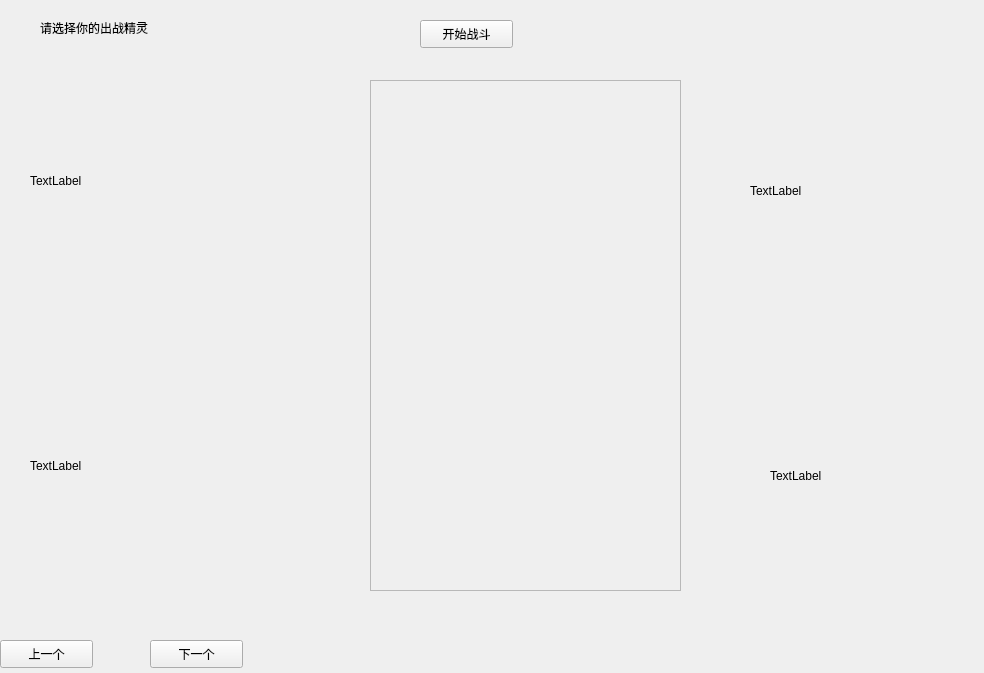
yuanzhiqj/Pokemon, file PokemonClient_3/fight.ui: the form before one commit.
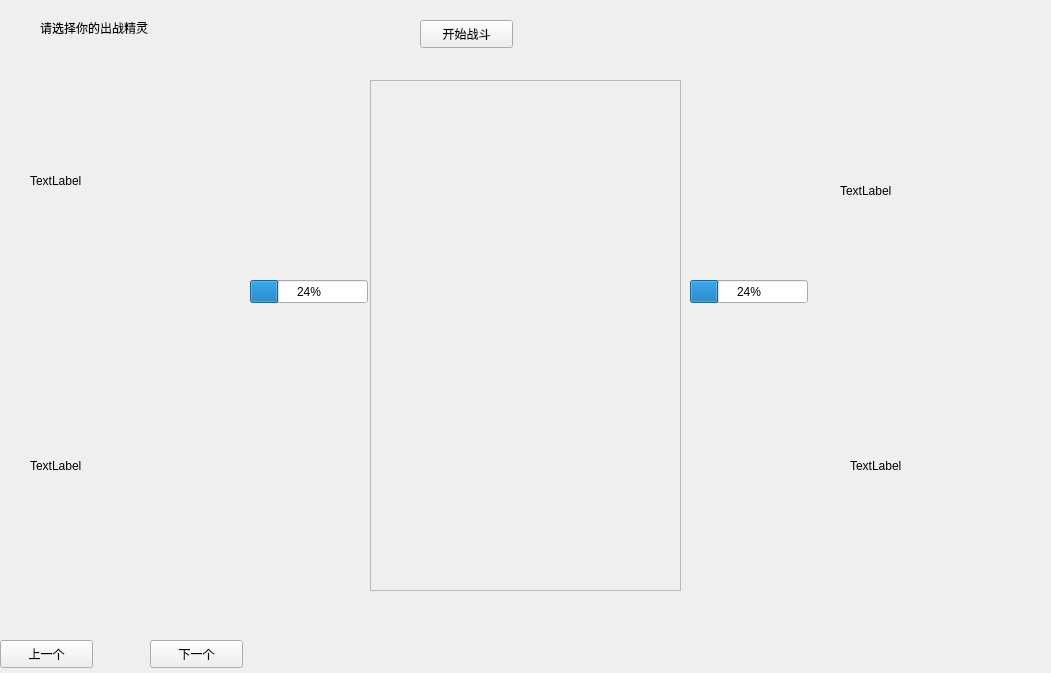
The form after the commit.

The edit to the form file:
```diff
--- a/PokemonClient_3/fight.ui
+++ b/PokemonClient_3/fight.ui
@@ -6,7 +6,7 @@
    <rect>
     <x>0</x>
     <y>0</y>
-    <width>984</width>
+    <width>1051</width>
     <height>673</height>
    </rect>
   </property>
@@ -42,7 +42,7 @@
   <widget class="QLabel" name="img_label2">
    <property name="geometry">
     <rect>
-     <x>750</x>
+     <x>840</x>
      <y>50</y>
      <width>181</width>
      <height>281</height>
@@ -55,8 +55,8 @@
   <widget class="QLabel" name="info_label2">
    <property name="geometry">
     <rect>
-     <x>770</x>
-     <y>360</y>
+     <x>850</x>
+     <y>350</y>
      <width>191</width>
      <height>231</height>
     </rect>
@@ -140,6 +140,32 @@
     </property>
    </widget>
   </widget>
+  <widget class="QProgressBar" name="blood1">
+   <property name="geometry">
+    <rect>
+     <x>250</x>
+     <y>280</y>
+     <width>118</width>
+     <height>23</height>
+    </rect>
+   </property>
+   <property name="value">
+    <number>24</number>
+   </property>
+  </widget>
+  <widget class="QProgressBar" name="blood2">
+   <property name="geometry">
+    <rect>
+     <x>690</x>
+     <y>280</y>
+     <width>118</width>
+     <height>23</height>
+    </rect>
+   </property>
+   <property name="value">
+    <number>24</number>
+   </property>
+  </widget>
  </widget>
  <resources/>
  <connections/>
```
